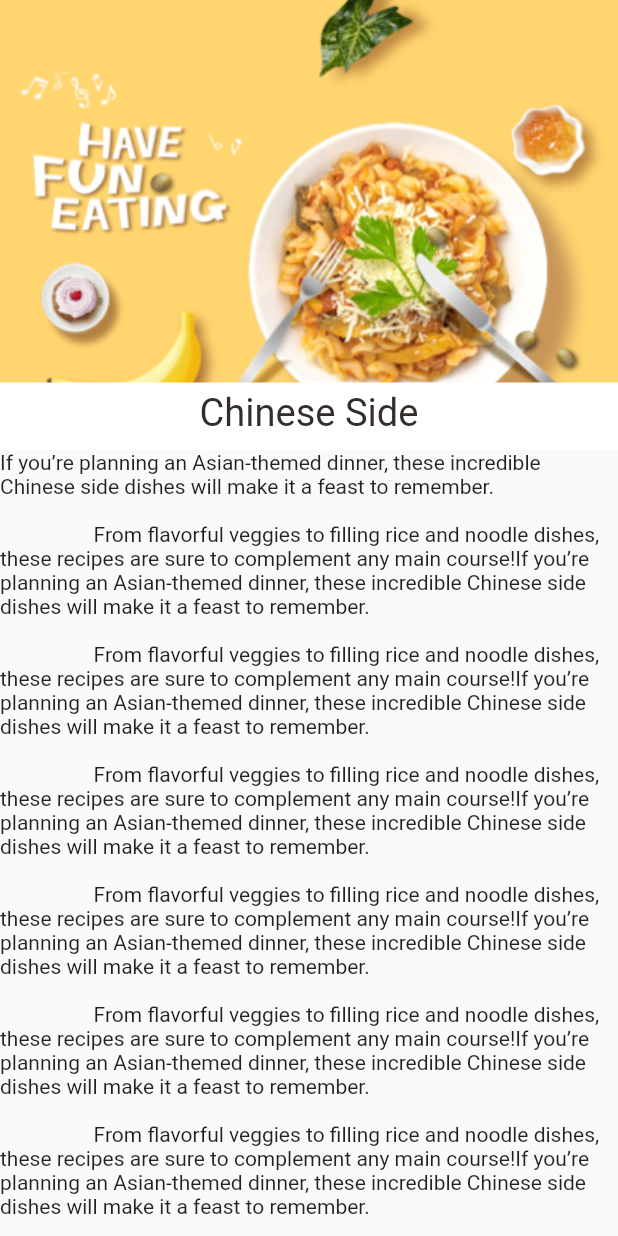
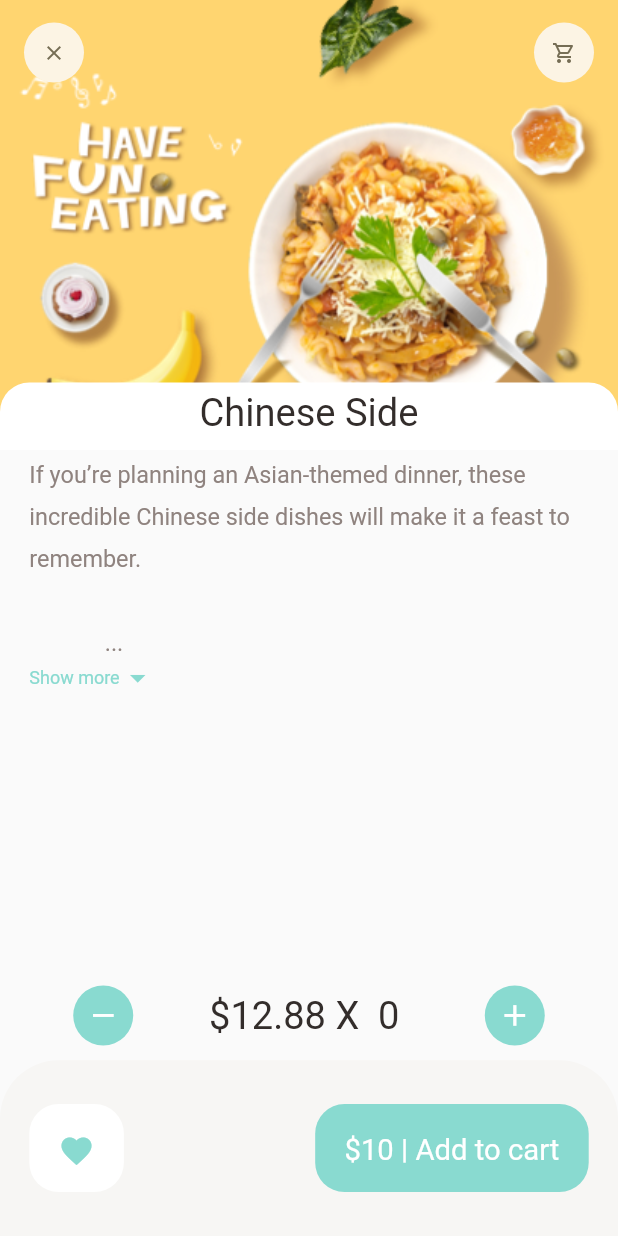
Before and after one commit to sadid369/food_delivery2, a Flutter app: the screen it shows after launch, on a phone screen of 412 x 824 dp. Run offline on Flutter 3.47's test engine with Material 2 defaults, Android fonts, the phone set to English and light mode, and no system bars; our stand-ins replace dots_indicator, get.

Commit message:
@ 03/04/2022 @ 5:35:32

```diff
--- /dev/null
+++ b/lib/data/api/api_client.dart
@@ -0,0 +1,28 @@
+import 'package:get/get.dart';
+
+class ApiClient extends GetConnect implements GetxService {
+  late String token;
+  final String appBaseUrl;
+  late Map<String, String> _mainHeaders;
+
+  ApiClient({required this.appBaseUrl}) {
+    baseUrl = appBaseUrl;
+    timeout = Duration(seconds: 30);
+    _mainHeaders = {
+      'Content-type': 'application/json; charset=UTF-8',
+      'Authorization': 'Bearer $token',
+    };
+  }
+
+  Future<Response> getData(String uri) async {
+    try {
+      Response response = await get(uri);
+      return response;
+    } catch (e) {
+      return Response(
+        statusCode: 1,
+        statusText: e.toString(),
+      );
+    }
+  }
+}
--- /dev/null
+++ b/lib/data/repository/popular_product_repo.dart
@@ -0,0 +1,15 @@
+import 'package:get/get.dart';
+
+import 'package:food_delivery2/data/api/api_client.dart';
+
+class PopularProductRepo extends GetxService {
+  final ApiClient apiClient;
+  PopularProductRepo({
+    required this.apiClient,
+  });
+  Future<Response> getPopularProductList() async {
+    return await apiClient.getData(
+      "https://www.dbestech.com/api/product/list",
+    );
+  }
+}
--- /dev/null
+++ b/lib/helper/dependencies.dart
@@ -0,0 +1 @@
+Future<void> init() async {}
--- a/lib/pages/food/recommended_food_detail.dart
+++ b/lib/pages/food/recommended_food_detail.dart
@@ -1,7 +1,9 @@
 import 'package:flutter/material.dart';
 import 'package:food_delivery2/utils/colors.dart';
 import 'package:food_delivery2/utils/dimensions.dart';
+import 'package:food_delivery2/widgets/app_icon.dart';
 import 'package:food_delivery2/widgets/big_text.dart';
+import 'package:food_delivery2/widgets/expandale_text_widget.dart';
 
 class RecommendedFoodDetail extends StatelessWidget {
   const RecommendedFoodDetail({Key? key}) : super(key: key);
@@ -12,10 +14,21 @@ class RecommendedFoodDetail extends StatelessWidget {
       body: CustomScrollView(
         slivers: [
           SliverAppBar(
+            toolbarHeight: 70,
+            title: Row(
+              mainAxisAlignment: MainAxisAlignment.spaceBetween,
+              children: [
+                AppIcon(
+                  icon: Icons.clear,
+                ),
+                AppIcon(
+                  icon: Icons.shopping_cart_outlined,
+                ),
+              ],
+            ),
             bottom: PreferredSize(
               preferredSize: Size.fromHeight(20),
               child: Container(
-                color: Colors.white,
                 child: Center(
                     child: BigText(
                   text: "Chinese Side",
@@ -25,6 +38,17 @@ class RecommendedFoodDetail extends StatelessWidget {
                 padding: EdgeInsets.only(
                   top: 5,
                   bottom: 10,
+                ),
+                decoration: BoxDecoration(
+                  color: Colors.white,
+                  borderRadius: BorderRadius.only(
+                    topLeft: Radius.circular(
+                      Dimensions.radius20,
+                    ),
+                    topRight: Radius.circular(
+                      Dimensions.radius20,
+                    ),
+                  ),
                 ),
               ),
             ),
@@ -40,8 +64,12 @@ class RecommendedFoodDetail extends StatelessWidget {
             ),
           ),
           SliverToBoxAdapter(
-            child: Text(
-                '''If you’re planning an Asian-themed dinner, these incredible Chinese side dishes will make it a feast to remember.
+              child: Column(
+            children: [
+              Container(
+                child: ExpandableTextWidget(
+                    text:
+                        '''If you’re planning an Asian-themed dinner, these incredible Chinese side dishes will make it a feast to remember.
 
                   From flavorful veggies to filling rice and noodle dishes, these recipes are sure to complement any main course!If you’re planning an Asian-themed dinner, these incredible Chinese side dishes will make it a feast to remember.
 
@@ -58,7 +86,106 @@ class RecommendedFoodDetail extends StatelessWidget {
                   From flavorful veggies to filling rice and noodle dishes, these recipes are sure to complement any main course!If you’re planning an Asian-themed dinner, these incredible Chinese side dishes will make it a feast to remember.
 
                   From flavorful veggies to filling rice and noodle dishes, these recipes are sure to complement any main course!'''),
-          )
+                margin: EdgeInsets.only(
+                  left: Dimensions.width20,
+                  right: Dimensions.width20,
+                ),
+              ),
+            ],
+          ))
+        ],
+      ),
+      bottomNavigationBar: Column(
+        mainAxisSize: MainAxisSize.min,
+        children: [
+          Container(
+            padding: EdgeInsets.only(
+              left: Dimensions.width20 * 2.5,
+              right: Dimensions.width20 * 2.5,
+              top: Dimensions.height10,
+              bottom: Dimensions.height10,
+            ),
+            child: Row(
+              mainAxisAlignment: MainAxisAlignment.spaceBetween,
+              children: [
+                AppIcon(
+                  icon: Icons.remove,
+                  backgroundColor: AppColors.mainColor,
+                  iconColor: Colors.white,
+                  iconSize: Dimensions.iconeSize24,
+                ),
+                BigText(
+                  text: "\$12.88" + " X " + " 0 ",
+                  color: AppColors.mainBlackColor,
+                  size: Dimensions.font26,
+                ),
+                AppIcon(
+                  icon: Icons.add,
+                  backgroundColor: AppColors.mainColor,
+                  iconColor: Colors.white,
+                  iconSize: Dimensions.iconeSize24,
+                ),
+              ],
+            ),
+          ),
+          Container(
+            height: Dimensions.bottomHeightBar,
+            padding: EdgeInsets.only(
+                top: Dimensions.height30,
+                bottom: Dimensions.height30,
+                left: Dimensions.width20,
+                right: Dimensions.width20),
+            decoration: BoxDecoration(
+              color: AppColors.buttonBackgroundColor,
+              borderRadius: BorderRadius.only(
+                topLeft: Radius.circular(
+                  Dimensions.radius20 * 2,
+                ),
+                topRight: Radius.circular(
+                  Dimensions.radius20 * 2,
+                ),
+              ),
+            ),
+            child: Row(
+              mainAxisAlignment: MainAxisAlignment.spaceBetween,
+              children: [
+                Container(
+                    padding: EdgeInsets.only(
+                      top: Dimensions.height20,
+                      bottom: Dimensions.height20,
+                      left: Dimensions.width20,
+                      right: Dimensions.width20,
+                    ),
+                    decoration: BoxDecoration(
+                        borderRadius: BorderRadius.circular(
+                          Dimensions.radius20,
+                        ),
+                        color: Colors.white),
+                    child: Icon(
+                      Icons.favorite,
+                      color: AppColors.mainColor,
+                    )),
+                Container(
+                  padding: EdgeInsets.only(
+                    top: Dimensions.height20,
+                    bottom: Dimensions.height20,
+                    left: Dimensions.width20,
+                    right: Dimensions.width20,
+                  ),
+                  child: BigText(
+                    text: "\$10 | Add to cart",
+                    color: Colors.white,
+                  ),
+                  decoration: BoxDecoration(
+                    borderRadius: BorderRadius.circular(
+                      Dimensions.radius20,
+                    ),
+                    color: AppColors.mainColor,
+                  ),
+                ),
+              ],
+            ),
+          ),
         ],
       ),
     );
--- a/lib/widgets/app_icon.dart
+++ b/lib/widgets/app_icon.dart
@@ -6,11 +6,13 @@ class AppIcon extends StatelessWidget {
   final Color backgroundColor;
   final Color iconColor;
   final double size;
+  final double iconSize;
   AppIcon({
     required this.icon,
     this.backgroundColor = const Color(0xFFfcf4e4),
     this.iconColor = const Color(0xFF756d54),
     this.size = 40,
+    this.iconSize = 16,
   });
 
   @override
@@ -25,7 +27,7 @@ class AppIcon extends StatelessWidget {
       child: Icon(
         icon,
         color: iconColor,
-        size: Dimensions.iconeSize16,
+        size: iconSize,
       ),
     );
   }
```
